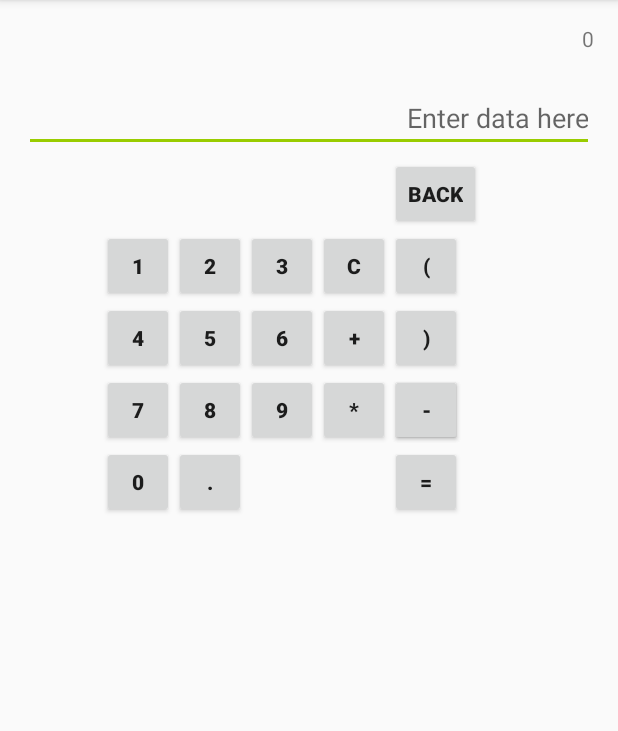
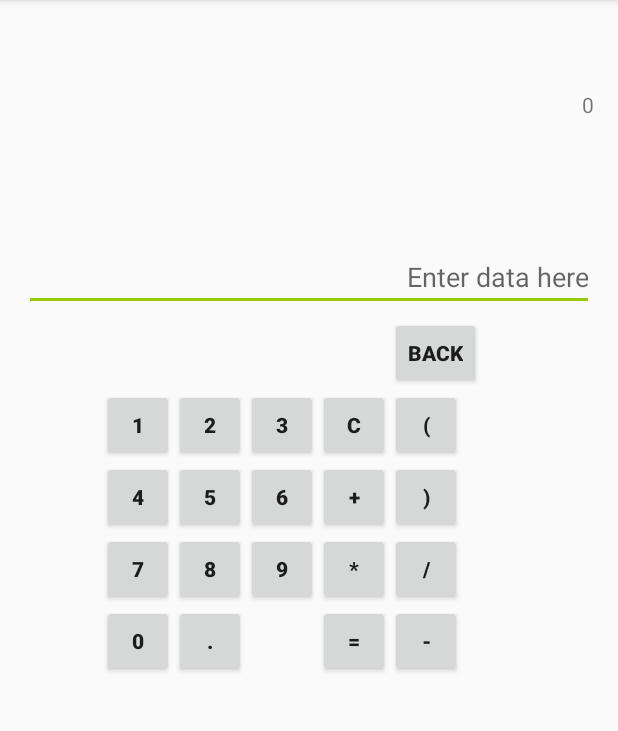
Before and after one commit to vonschbo/my-simple-android-calculator, an Android app: the screen it shows after launch (MainActivity), on a phone screen of 412 x 824 dp, the part 84-815 px from its top. Run offline under Robolectric (Android 15) with nearby library versions, the phone set to English and light mode, and no system bars.

```diff
--- a/app/src/main/res/layout/activity_main.xml
+++ b/app/src/main/res/layout/activity_main.xml
@@ -15,7 +15,11 @@
         android:hint="Show the reesult"
         android:id="@+id/textView"
         android:gravity="right"
-        android:height="40dp" />
+        android:height="40dp"
+        android:layout_alignParentTop="true"
+        android:layout_alignParentRight="true"
+        android:layout_alignParentEnd="true"
+        android:layout_marginTop="44dp" />
 
     <EditText
         android:layout_width="match_parent"
@@ -23,11 +27,12 @@
         android:id="@+id/editText"
         android:hint="Enter data here"
         android:gravity="right"
+        android:cursorVisible="false"
+        android:backgroundTint="@android:color/holo_green_light"
+        android:layout_marginTop="62dp"
         android:layout_below="@+id/textView"
-        android:layout_alignParentRight="true"
-        android:layout_alignParentEnd="true"
-        android:cursorVisible="false"
-        android:backgroundTint="@android:color/holo_green_light"/>
+        android:layout_alignParentLeft="true"
+        android:layout_alignParentStart="true" />
 
     <Button
         style="?android:attr/buttonStyleSmall"
@@ -221,10 +226,10 @@
         android:text="-"
         android:id="@+id/button_Minus"
         android:textStyle="bold"
-        android:layout_below="@+id/button_plus"
-        android:layout_alignLeft="@+id/button_div"
-        android:layout_alignStart="@+id/button_div"
-        android:onClick="Btn_Create"/>
+        android:onClick="Btn_Create"
+        android:layout_alignTop="@+id/button"
+        android:layout_toRightOf="@+id/button"
+        android:layout_toEndOf="@+id/button" />
 
     <Button
         style="?android:attr/buttonStyleSmall"
@@ -260,8 +265,9 @@
         android:singleLine="false"
         android:onClick="getResult"
         android:layout_below="@+id/button_div"
-        android:layout_alignLeft="@+id/button_div"
-        android:layout_alignStart="@+id/button_div" />
+        android:layout_alignParentEnd="false"
+        android:layout_alignLeft="@+id/button_multi"
+        android:layout_alignStart="@+id/button_multi" />
 
     <Button
         style="?android:attr/buttonStyleSmall"
```
